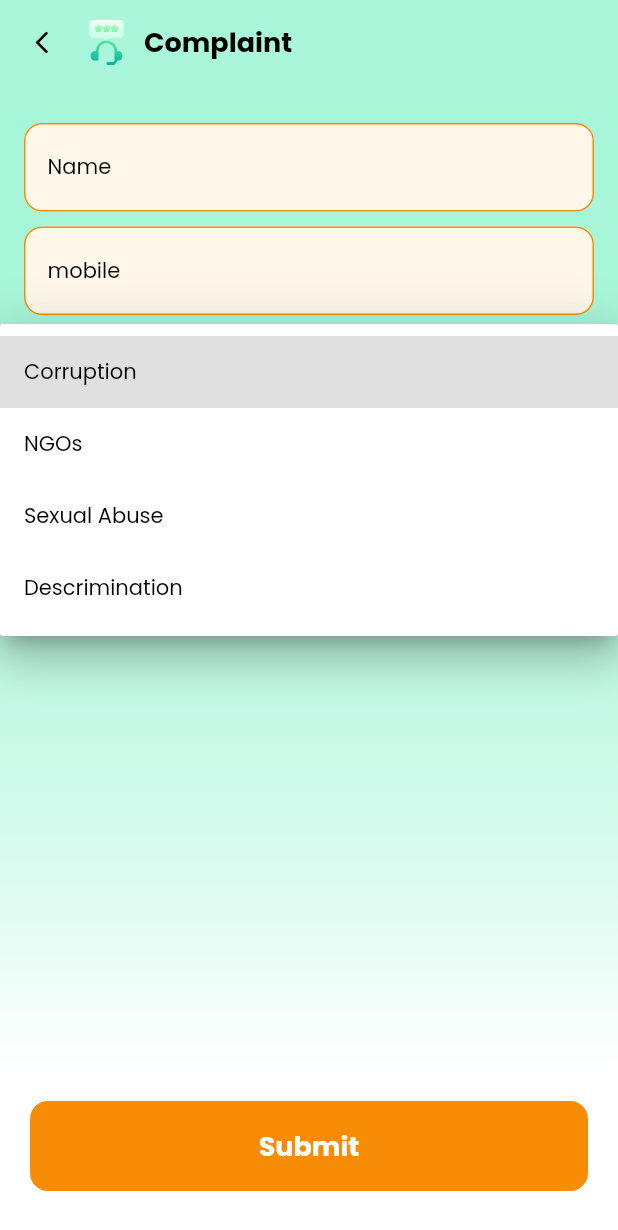
After one commit to venkylm10/aarogya_connect, a Flutter app: the ComplaintScreen screen opened by its route, after a tap on "Select category", on a phone screen of 412 x 824 dp. The commit adds this screen. Shown: the top 1230 px of the screen. Run offline on Flutter 3.47's test engine with Material 2 defaults, Android fonts, the phone set to English and light mode, and no system bars; our stand-ins replace geolocator, google_fonts, google_maps_flutter.

Commit message:
added complaints screen

```diff
--- a/lib/globals/colors.dart
+++ b/lib/globals/colors.dart
@@ -6,7 +6,7 @@ class MyColors {
   static const greyColor = Colors.grey;
   static const orangeColor = Color.fromRGBO(249, 140, 7, 1);
   static const orangeGradient = Color.fromRGBO(253, 156, 112, 0.37);
-  static const greenColor = Color.fromRGBO(55, 234, 170, 0.76);
+  static const greenColor = Color.fromRGBO(55, 234, 170, 0.43);
   static const greenGradient = Color.fromRGBO(55, 234, 170, 0.1);
   static const homeTileColor = Color(0xffFEF8EA);
 }
--- a/lib/main.dart
+++ b/lib/main.dart
@@ -1,8 +1,10 @@
 import 'package:aarogya_connect/globals/colors.dart';
 import 'package:aarogya_connect/pages/login.dart';
-import 'package:aarogya_connect/pages/home.dart';
+import 'package:aarogya_connect/routes.dart';
 import 'package:flutter/material.dart';
 import 'package:flutter/services.dart';
+
+var navigatorKey = GlobalKey<NavigatorState>();
 
 void main() {
   WidgetsFlutterBinding.ensureInitialized();
@@ -11,7 +13,7 @@ void main() {
     systemNavigationBarColor: MyColors.whiteColor,
   ));
   SystemChrome.setEnabledSystemUIMode(SystemUiMode.edgeToEdge);
-  runApp( const MyApp());
+  runApp(const MyApp());
 }
 
 class MyApp extends StatelessWidget {
@@ -20,10 +22,12 @@ class MyApp extends StatelessWidget {
   @override
   Widget build(BuildContext context) {
     return MaterialApp(
+      navigatorKey: navigatorKey,
       debugShowCheckedModeBanner: false,
       title: 'Aarogya Connect',
       theme: ThemeData.light(),
-      home: const LoginScreen(),
+      initialRoute: LoginScreen.id,
+      routes: routes,
     );
   }
 }
--- /dev/null
+++ b/lib/pages/complaints.dart
@@ -0,0 +1,119 @@
+import 'package:aarogya_connect/globals/colors.dart';
+import 'package:aarogya_connect/globals/constants.dart';
+import 'package:aarogya_connect/globals/styles.dart';
+import 'package:aarogya_connect/utils/back_button.dart';
+import 'package:aarogya_connect/widgets/global/custom_drop_down.dart';
+import 'package:aarogya_connect/widgets/global/custom_text_field.dart';
+import 'package:flutter/material.dart';
+
+class ComplaintScreen extends StatefulWidget {
+  static const id = "/home/complaints";
+  const ComplaintScreen({super.key});
+
+  @override
+  State<ComplaintScreen> createState() => _ComplaintScreenState();
+}
+
+class _ComplaintScreenState extends State<ComplaintScreen> {
+  final nameController = TextEditingController();
+  final phoneNumberController = TextEditingController();
+  final descriptionController = TextEditingController();
+  String category = "";
+
+  var complaints = [
+    "Corruption",
+    "NGOs",
+    "Sexual Abuse",
+    "Descrimination",
+  ];
+
+  void onSubmit(String name, String phoneNumber, String description) {}
+  @override
+  Widget build(BuildContext context) {
+    return Scaffold(
+      backgroundColor: MyColors.whiteColor,
+      appBar: AppBar(
+        elevation: 0,
+        backgroundColor: MyColors.greenColor,
+        titleSpacing: 0,
+        title: Row(
+          children: [
+            Image.asset(AssetConstants.complaints, height: 30),
+            const SizedBox(width: 10),
+            Text(
+              "Complaint",
+              style: MyStyles.subHeadingStyle,
+            ),
+          ],
+        ),
+        leading: backButton,
+      ),
+      body: Container(
+        padding: const EdgeInsets.all(16),
+        decoration: const BoxDecoration(
+          gradient: LinearGradient(
+            begin: Alignment.topCenter,
+            end: Alignment.bottomCenter,
+            colors: [
+              MyColors.greenColor,
+              MyColors.whiteColor,
+            ],
+          ),
+        ),
+        child: Column(
+          children: [
+            const SizedBox(height: 10),
+            CustomTextField(
+              controller: nameController,
+              labelText: "Name",
+            ),
+            const SizedBox(height: 10),
+            CustomTextField(
+              controller: phoneNumberController,
+              labelText: "mobile",
+              keyboardType: TextInputType.phone,
+            ),
+            const SizedBox(height: 10),
+            CustomDropDown(
+              items: complaints,
+              onChanged: (val) {
+                category = val!;
+              },
+              labelText: "Select category",
+            ),
+            const SizedBox(height: 10),
+            CustomTextField(
+              controller: descriptionController,
+              hintText: "Description",
+              maxLines: 5,
+            ),
+            const SizedBox(height: 10),
+          ],
+        ),
+      ),
+      bottomNavigationBar: GestureDetector(
+        onTap: () => onSubmit(
+          nameController.text,
+          phoneNumberController.text,
+          descriptionController.text,
+        ),
+        child: Container(
+          height: 60,
+          margin: const EdgeInsets.all(20).copyWith(bottom: 30),
+          decoration: BoxDecoration(
+            color: MyColors.orangeColor,
+            borderRadius: BorderRadius.circular(12),
+          ),
+          child: Center(
+            child: Text(
+              "Submit",
+              style: MyStyles.subHeadingStyle.copyWith(
+                color: MyColors.whiteColor,
+              ),
+            ),
+          ),
+        ),
+      ),
+    );
+  }
+}
--- a/lib/pages/home.dart
+++ b/lib/pages/home.dart
@@ -6,6 +6,7 @@ import 'package:aarogya_connect/services/Map/MapScreen.dart';
 import 'package:flutter/material.dart';
 
 class HomeScreen extends StatelessWidget {
+  static const id = "/home";
   const HomeScreen({super.key});
 
   @override
--- a/lib/pages/login.dart
+++ b/lib/pages/login.dart
@@ -1,10 +1,10 @@
-import 'package:aarogya_connect/services/Map/MapScreen.dart';
 import 'package:aarogya_connect/pages/home.dart';
 import 'package:flutter/material.dart';
 import 'package:aarogya_connect/globals/constants.dart';
 import 'package:flutter/services.dart';
 
 class LoginScreen extends StatefulWidget {
+  static const id = "/login";
   const LoginScreen({super.key});
 
   @override
@@ -17,7 +17,7 @@ class _LoginScreenState extends State<LoginScreen> {
     return Scaffold(
       body: Container(
         padding: const EdgeInsets.all(40),
-        decoration: BoxDecoration(
+        decoration: const BoxDecoration(
             color: Colors.greenAccent,
             gradient: LinearGradient(
               colors: [Colors.greenAccent, Colors.white],
@@ -27,7 +27,7 @@ class _LoginScreenState extends State<LoginScreen> {
         child: Column(
           children: [
             Container(
-              margin: EdgeInsets.only(top: 40),
+              margin: const EdgeInsets.only(top: 40),
               child: Column(
                   crossAxisAlignment: CrossAxisAlignment.center,
                   children: [
@@ -45,8 +45,8 @@ class _LoginScreenState extends State<LoginScreen> {
                     ),
                   ]),
             ),
-            Padding(
-              padding: const EdgeInsets.only(top: 20),
+            const Padding(
+              padding: EdgeInsets.only(top: 20),
               child: Row(
                 children: [
                   Text(
@@ -58,39 +58,39 @@ class _LoginScreenState extends State<LoginScreen> {
                 ],
               ),
             ),
-            Padding(
+            const Padding(
               padding: EdgeInsets.only(top: 10),
             ),
             Container(
               height: 60,
-              decoration: BoxDecoration(
+              decoration: const BoxDecoration(
                 borderRadius: BorderRadius.all(Radius.circular(10)),
                 color: Colors.white,
               ),
               child: Row(
                 children: [
-                  Padding(
-                    padding: const EdgeInsets.only(left: 10.0),
+                  const Padding(
+                    padding: EdgeInsets.only(left: 10.0),
                     child: Text(
                       "+91",
                       style: TextStyle(
                           fontWeight: FontWeight.bold, color: Colors.black),
                     ),
                   ),
-                  SizedBox(
+                  const SizedBox(
                     width: 5,
                   ),
                   Container(
-                    margin: EdgeInsets.all(5),
+                    margin: const EdgeInsets.all(5),
                     color: Colors.grey,
                     width: 1.5,
                   ),
-                  SizedBox(
+                  const SizedBox(
                     width: 10,
                   ),
                   Expanded(
                     child: TextField(
-                      decoration: new InputDecoration.collapsed(
+                      decoration: const InputDecoration.collapsed(
                           hintText: '00000 00000'),
                       keyboardType: TextInputType.number,
                       inputFormatters: <TextInputFormatter>[
@@ -101,22 +101,24 @@ class _LoginScreenState extends State<LoginScreen> {
                 ],
               ),
             ),
-            Padding(
+            const Padding(
               padding: EdgeInsets.only(top: 20),
             ),
             GestureDetector(
               onTap: () {
-                Navigator.push(context,
-                    MaterialPageRoute(builder: (context) => HomeScreen()));
+                Navigator.push(
+                    context,
+                    MaterialPageRoute(
+                        builder: (context) => const HomeScreen()));
               },
               child: Container(
                 width: 500,
                 height: 60,
                 decoration: BoxDecoration(
                   color: Colors.greenAccent[400],
-                  borderRadius: BorderRadius.all(Radius.circular(10)),
+                  borderRadius: const BorderRadius.all(Radius.circular(10)),
                 ),
-                child: Center(
+                child: const Center(
                     child: Text(
                   "Login or Sign Up",
                   style: TextStyle(fontWeight: FontWeight.bold, fontSize: 15),
--- /dev/null
+++ b/lib/routes.dart
@@ -0,0 +1,9 @@
+import 'package:aarogya_connect/pages/complaints.dart';
+import 'package:aarogya_connect/pages/home.dart';
+import 'package:aarogya_connect/pages/login.dart';
+
+final routes = {
+  LoginScreen.id: (context) => const LoginScreen(),
+  HomeScreen.id: (context) => const HomeScreen(),
+  ComplaintScreen.id: (context) => const ComplaintScreen(),
+};
--- /dev/null
+++ b/lib/services/map_screen.dart
@@ -0,0 +1,64 @@
+import 'dart:async';
+
+import 'package:flutter/material.dart';
+import 'package:google_maps_flutter/google_maps_flutter.dart';
+
+class MapScreen extends StatefulWidget {
+  const MapScreen({super.key});
+
+  @override
+  State<MapScreen> createState() => _MapScreenState();
+}
+
+class _MapScreenState extends State<MapScreen> {
+  final Completer<GoogleMapController> _controller = Completer();
+
+  static const CameraPosition _kgooglePlex = CameraPosition(
+    target: LatLng(26.144518, 91.736237),
+    zoom: 14,
+  );
+
+  final List<Marker> _marker = [];
+  final List<Marker> _list = [
+    const Marker(
+      markerId: MarkerId('1'),
+      position: LatLng(26.144518, 91.736237),
+      infoWindow: InfoWindow(title: "My Position"),
+    )
+  ];
+
+  @override
+  void initState() {
+    super.initState();
+    _marker.addAll(_list);
+  }
+
+  @override
+  Widget build(BuildContext context) {
+    return Scaffold(
+      appBar: AppBar(
+        title: const Text(
+          "Your Surroundings",
+          style: TextStyle(
+            color: Colors.black,
+            fontWeight: FontWeight.bold,
+            fontSize: 20,
+          ),
+          textAlign: TextAlign.left,
+        ),
+        elevation: 0,
+        backgroundColor: Colors.lightGreen[200],
+      ),
+      body: GoogleMap(
+        initialCameraPosition: _kgooglePlex,
+        markers: Set<Marker>.of(_marker),
+        mapType: MapType.normal,
+        myLocationEnabled: true,
+        compassEnabled: true,
+        onMapCreated: (GoogleMapController controller) {
+          _controller.complete(controller);
+        },
+      ),
+    );
+  }
+}
--- /dev/null
+++ b/lib/utils/back_button.dart
@@ -0,0 +1,13 @@
+import 'package:aarogya_connect/globals/colors.dart';
+import 'package:aarogya_connect/main.dart';
+import 'package:flutter/material.dart';
+
+final backButton = IconButton(
+  onPressed: () => navigatorKey.currentState!.pop(),
+  icon: const Icon(
+    Icons.arrow_back_ios_new_rounded,
+    size: 18,
+    weight: 5,
+    color: MyColors.blackColor,
+  ),
+);
--- /dev/null
+++ b/lib/widgets/global/custom_drop_down.dart
@@ -0,0 +1,116 @@
+import 'package:aarogya_connect/globals/colors.dart';
+import 'package:aarogya_connect/globals/styles.dart';
+import 'package:flutter/material.dart';
+
+class CustomDropDown extends StatelessWidget {
+  final List<String> items;
+  final String? hintText;
+  final String? labelText;
+  final void Function(String?)? onChanged;
+  final String? Function(String?)? validator;
+  final int? index;
+  final String? initialValue;
+  final BorderRadius? borderRadius;
+  final bool? isNecessary;
+  final Widget? icon;
+
+  const CustomDropDown({
+    super.key,
+    required this.items,
+    this.hintText,
+    this.labelText,
+    required this.onChanged,
+    this.index,
+    this.initialValue,
+    this.borderRadius,
+    this.validator,
+    this.isNecessary = false,
+    this.icon,
+  });
+
+  @override
+  Widget build(BuildContext context) {
+    return Container(
+      decoration: BoxDecoration(
+        color: MyColors.homeTileColor,
+        borderRadius: BorderRadius.circular(12),
+      ),
+      child: DropdownButtonFormField(
+        validator: validator,
+        menuMaxHeight: 400,
+        value: initialValue,
+        isExpanded: true,
+        decoration: InputDecoration(
+          hintText: hintText,
+          label: hintText == null
+              ? RichText(
+                  text: TextSpan(
+                    children: [
+                      TextSpan(
+                        text: labelText,
+                        style: MyStyles.bodyTextStyle,
+                      ),
+                      isNecessary!
+                          ? TextSpan(
+                              text: ' * ',
+                              style: MyStyles.bodyTextStyle,
+                            )
+                          : const TextSpan(),
+                    ],
+                  ),
+                )
+              : null,
+          labelStyle: MyStyles.bodyTextStyle,
+          hintStyle: MyStyles.bodyTextStyle,
+          errorStyle: MyStyles.bodyTextStyle,
+          contentPadding:
+              const EdgeInsets.symmetric(vertical: 16, horizontal: 16),
+          focusedBorder: OutlineInputBorder(
+            borderSide: const BorderSide(color: MyColors.orangeColor, width: 1),
+            borderRadius: borderRadius ??
+                const BorderRadius.all(
+                  Radius.circular(12),
+                ),
+          ),
+          enabledBorder: OutlineInputBorder(
+            borderSide: const BorderSide(color: MyColors.orangeColor, width: 1),
+            borderRadius: borderRadius ??
+                const BorderRadius.all(
+                  Radius.circular(12),
+                ),
+          ),
+          errorBorder: OutlineInputBorder(
+            borderSide: const BorderSide(color: Colors.red, width: 1),
+            borderRadius: borderRadius ??
+                const BorderRadius.all(
+                  Radius.circular(12),
+                ),
+          ),
+          focusedErrorBorder: OutlineInputBorder(
+            borderSide: const BorderSide(color: Colors.red, width: 1),
+            borderRadius: borderRadius ??
+                const BorderRadius.all(
+                  Radius.circular(12),
+                ),
+          ),
+        ),
+        dropdownColor: MyColors.whiteColor,
+        isDense: true,
+        icon: icon ??
+            const Icon(
+              Icons.arrow_drop_down,
+              size: 28,
+            ),
+        elevation: 16,
+        style: MyStyles.bodyTextStyle,
+        onChanged: onChanged,
+        items: items.map<DropdownMenuItem<String>>((String value) {
+          return DropdownMenuItem<String>(
+            value: value,
+            child: Text(value),
+          );
+        }).toList(),
+      ),
+    );
+  }
+}
--- /dev/null
+++ b/lib/widgets/global/custom_text_field.dart
@@ -0,0 +1,105 @@
+import 'package:aarogya_connect/globals/colors.dart';
+import 'package:aarogya_connect/globals/styles.dart';
+import 'package:flutter/material.dart';
+
+class CustomTextField extends StatefulWidget {
+  final TextEditingController controller;
+  final String? labelText;
+  final String? hintText;
+  final int? maxLength;
+  final int? maxLines;
+  final TextInputType? keyboardType;
+  final bool? isNecessary;
+  const CustomTextField({
+    super.key,
+    required this.controller,
+    this.labelText,
+    this.hintText,
+    this.maxLength,
+    this.maxLines,
+    this.keyboardType,
+    this.isNecessary = false,
+  });
+
+  @override
+  State<CustomTextField> createState() => _CustomTextFieldState();
+}
+
+class _CustomTextFieldState extends State<CustomTextField> {
+  @override
+  Widget build(BuildContext context) {
+    Widget? counterBuilder(context,
+        {required currentLength, required isFocused, required maxLength}) {
+      if (currentLength == 0) {
+        return null;
+      }
+      return Text(
+        "$currentLength/$maxLength",
+        style: MyStyles.bodyTextStyle.copyWith(fontSize: 8),
+      );
+    }
+
+    return TextField(
+      cursorColor: MyColors.greenColor,
+      maxLines: widget.maxLines,
+      maxLength: widget.maxLength,
+      decoration: InputDecoration(
+        fillColor: MyColors.homeTileColor,
+        filled: true,
+        counter: widget.maxLength != null
+            ? counterBuilder(
+                context,
+                currentLength: widget.controller.text.length,
+                isFocused: true,
+                maxLength: widget.maxLength,
+              )
+            : null,
+        label: widget.hintText == null
+            ? RichText(
+                text: TextSpan(
+                  children: [
+                    TextSpan(
+                      text: " ${widget.labelText} ",
+                      style: MyStyles.bodyTextStyle,
+                    ),
+                    if (widget.isNecessary!)
+                      TextSpan(
+                        text: ' * ',
+                        style: MyStyles.bodyTextStyle,
+                      ),
+                  ],
+                ),
+              )
+            : null,
+        hintText: widget.hintText,
+        hintStyle: MyStyles.bodyTextStyle,
+        labelStyle: MyStyles.bodyTextStyle,
+        border: OutlineInputBorder(
+          borderRadius: BorderRadius.circular(12),
+          borderSide: const BorderSide(
+            color: MyColors.orangeColor,
+          ),
+        ),
+        enabledBorder: OutlineInputBorder(
+          borderRadius: BorderRadius.circular(12),
+          borderSide: const BorderSide(
+            color: MyColors.orangeColor,
+          ),
+        ),
+        focusedBorder: OutlineInputBorder(
+          borderRadius: BorderRadius.circular(12),
+          borderSide: const BorderSide(
+            color: MyColors.orangeColor,
+          ),
+        ),
+        errorBorder: OutlineInputBorder(
+          borderRadius: BorderRadius.circular(12),
+          borderSide: const BorderSide(
+            color: MyColors.orangeColor,
+          ),
+        ),
+      ),
+      keyboardType: widget.keyboardType,
+    );
+  }
+}
```
